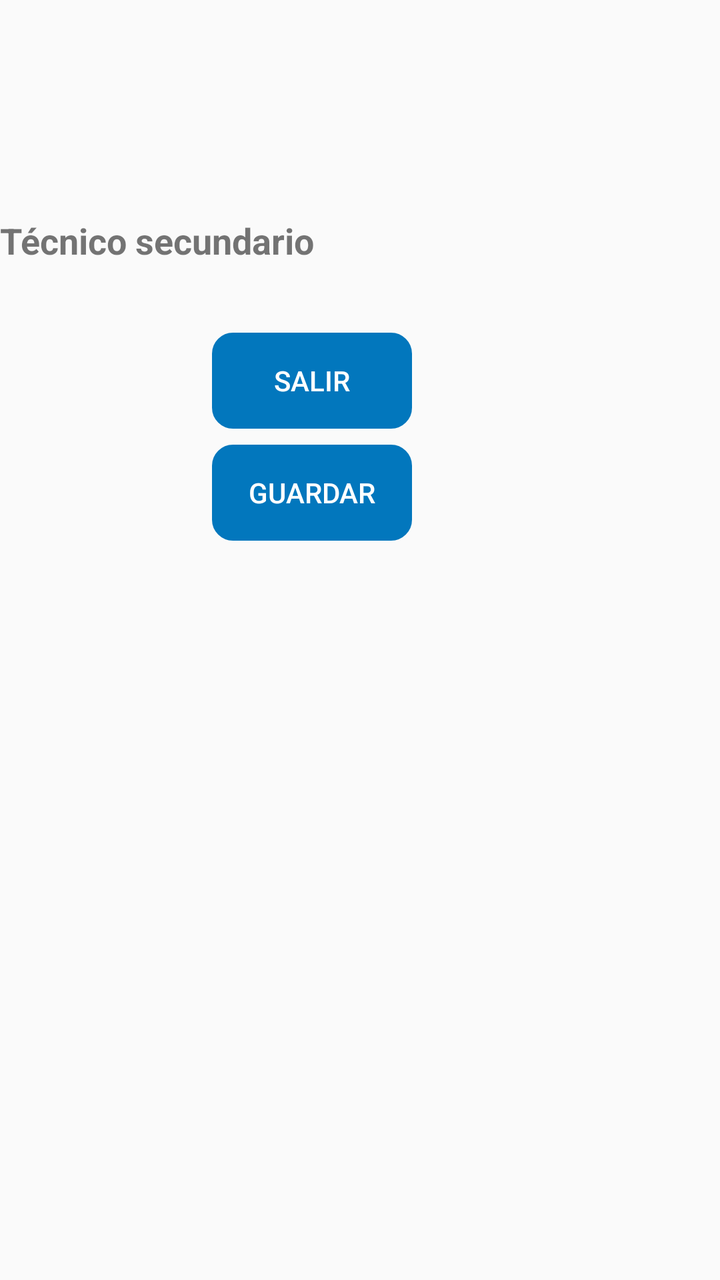
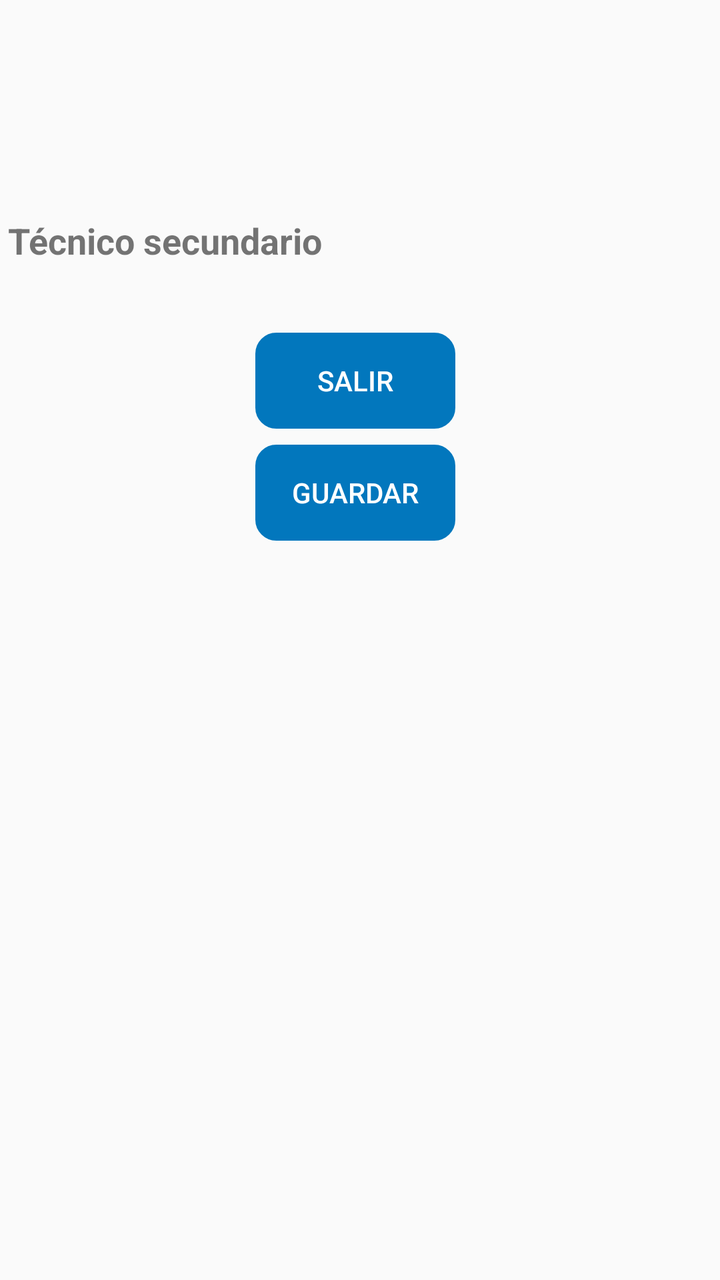

Screens rendered from an Android XML layout before and after an edit, with the pre-edit source and the edit as a unified diff.
<!-- AndroidManifest.xml: application theme AppTheme -->
<!-- res/layout/activity_ejecutar_orden.xml -->
<?xml version="1.0" encoding="utf-8"?>
<FrameLayout xmlns:android="http://schemas.android.com/apk/res/android"
    xmlns:app="http://schemas.android.com/apk/res-auto"
    xmlns:tools="http://schemas.android.com/tools"
    android:layout_width="match_parent"
    android:layout_height="match_parent"
    tools:context=".Fragments.EjecutarOrdenes">

    <ScrollView
        android:layout_width="match_parent"
        android:layout_height="match_parent"
        android:layout_marginTop="100dp">

        <android.support.constraint.ConstraintLayout
            android:layout_width="match_parent"
            android:layout_height="match_parent">


            

            <Button
                android:id="@+id/ejec"
                android:layout_width="100dp"
                android:layout_height="wrap_content"
                android:layout_centerHorizontal="true"
                android:layout_marginTop="8dp"
                android:background="@drawable/boton"
                android:backgroundTint="@color/colorPrimary"
                android:enabled="true"
                android:text="@string/guardar"
                android:textColor="#fff"
                app:layout_constraintEnd_toEndOf="@+id/firmarOrd"
                app:layout_constraintStart_toStartOf="@+id/firmarOrd"
                app:layout_constraintTop_toBottomOf="@+id/firmarOrd" />


            <TextView
                android:id="@+id/tv_textTecSec"
                android:layout_width="304dp"
                android:layout_height="wrap_content"
                android:layout_marginTop="8dp"
                android:text="@string/tecnicoSecundario"
                android:textSize="18dp"
                android:textStyle="bold"
                android:visibility="visible"
                app:layout_constraintTop_toTopOf="parent"
                tools:layout_editor_absoluteX="8dp" />

            <Spinner
                android:id="@+id/spinnerTecnicoSec"
                android:layout_width="0dp"
                android:layout_height="wrap_content"
                android:layout_marginStart="4dp"
                android:layout_marginTop="8dp"
                android:background="@drawable/disenio_spinner"
                android:visibility="visible"
                app:layout_constraintEnd_toEndOf="@+id/tv_textTecSec"
                app:layout_constraintStart_toStartOf="@+id/tv_textTecSec"
                app:layout_constraintTop_toBottomOf="@+id/tv_textTecSec" />

            <Button
                android:id="@+id/salirEjecutarOrd"
                android:layout_width="100dp"
                android:layout_height="wrap_content"
                android:layout_below="@+id/animado9"
                android:layout_centerHorizontal="true"
                android:layout_marginStart="8dp"
                android:layout_marginTop="24dp"
                android:background="@drawable/boton"
                android:backgroundTint="@color/colorPrimary"
                android:text="@string/salir"
                android:textColor="#fff"
                app:layout_constraintEnd_toEndOf="@+id/spinnerTecnicoSec"
                app:layout_constraintHorizontal_bias="0.49"
                app:layout_constraintStart_toStartOf="@+id/spinnerTecnicoSec"
                app:layout_constraintTop_toBottomOf="@+id/spinnerTecnicoSec" />
            

            <Button
                android:id="@+id/firmarOrd"
                android:layout_width="100dp"
                android:layout_height="wrap_content"
                android:layout_below="@+id/salirEjecutarOrd"
                android:layout_centerHorizontal="true"
                android:layout_marginTop="16dp"
                android:background="@drawable/boton"
                android:backgroundTint="@color/colorPrimary"
                android:text="@string/firmar"
                android:textColor="#fff"
                android:visibility="gone"
                app:layout_constraintEnd_toEndOf="@+id/salirEjecutarOrd"
                app:layout_constraintStart_toStartOf="@+id/salirEjecutarOrd"
                app:layout_constraintTop_toBottomOf="@+id/salirEjecutarOrd" />

        </android.support.constraint.ConstraintLayout>
    </ScrollView>
</FrameLayout>
<!-- resources referenced by this layout -->
<resources>
  <color name="colorPrimary">#0277BD</color>
  <!-- drawable boton (drawable) -->
  <?xml version="1.0" encoding="utf-8"?>
  <shape xmlns:android="http://schemas.android.com/apk/res/android" android:shape="rectangle">
    <stroke  android:width="1dp"/>
    <corners android:radius="10dp"/>
  
  
  </shape>
  <!-- drawable disenio_spinner (drawable) -->
  <?xml version="1.0" encoding="utf-8"?>
  <selector xmlns:android="http://schemas.android.com/apk/res/android">
      <item>
          <shape>
              <solid
                  android:color="@color/fondoBlanco">
              </solid>
  
              <corners android:radius="15dp" />
  
              <padding
                  android:bottom="1dp"
                  android:left="2dp"
                  android:right="10dp"
                  android:top="1dp" />
              <stroke
                  android:width="2dp"
                  android:color="@color/colorPrimary"/>
          </shape>
      </item>
  </selector>
  <string name="firmar">Firmar</string>
  <string name="guardar">Guardar</string>
  <string name="salir">Salir</string>
  <string name="tecnicoSecundario">Técnico secundario</string>
  <style name="AppTheme" parent="Theme.AppCompat.Light.DarkActionBar">
          
          <item name="colorPrimary">@color/colorPrimary</item>
          <item name="colorPrimaryDark">@color/colorPrimaryDark</item>
          <item name="colorAccent">@color/colorAccent</item>
          <item name="android:colorForeground">@android:color/background_dark</item>
      </style>
  <color name="fondoBlanco">#fff</color>
  <color name="colorPrimaryDark">#004C8C</color>
  <color name="colorAccent">#0000FF</color>
</resources>

<!-- the commit's change to res/layout/activity_ejecutar_orden.xml (unified diff, before → after) -->
@@ -36,15 +36,18 @@
 
             <TextView
                 android:id="@+id/tv_textTecSec"
-                android:layout_width="304dp"
+                android:layout_width="0dp"
                 android:layout_height="wrap_content"
+                android:layout_marginStart="4dp"
                 android:layout_marginTop="8dp"
+                android:layout_marginEnd="4dp"
                 android:text="@string/tecnicoSecundario"
                 android:textSize="18dp"
                 android:textStyle="bold"
                 android:visibility="visible"
-                app:layout_constraintTop_toTopOf="parent"
-                tools:layout_editor_absoluteX="8dp" />
+                app:layout_constraintEnd_toEndOf="parent"
+                app:layout_constraintStart_toStartOf="parent"
+                app:layout_constraintTop_toTopOf="parent" />
 
             <Spinner
                 android:id="@+id/spinnerTecnicoSec"
@@ -52,6 +55,7 @@
                 android:layout_height="wrap_content"
                 android:layout_marginStart="4dp"
                 android:layout_marginTop="8dp"
+                android:layout_marginEnd="4dp"
                 android:background="@drawable/disenio_spinner"
                 android:visibility="visible"
                 app:layout_constraintEnd_toEndOf="@+id/tv_textTecSec"
@@ -66,13 +70,14 @@
                 android:layout_centerHorizontal="true"
                 android:layout_marginStart="8dp"
                 android:layout_marginTop="24dp"
+                android:layout_marginEnd="8dp"
                 android:background="@drawable/boton"
                 android:backgroundTint="@color/colorPrimary"
                 android:text="@string/salir"
                 android:textColor="#fff"
-                app:layout_constraintEnd_toEndOf="@+id/spinnerTecnicoSec"
+                app:layout_constraintEnd_toEndOf="parent"
                 app:layout_constraintHorizontal_bias="0.49"
-                app:layout_constraintStart_toStartOf="@+id/spinnerTecnicoSec"
+                app:layout_constraintStart_toStartOf="parent"
                 app:layout_constraintTop_toBottomOf="@+id/spinnerTecnicoSec" />
             
 
